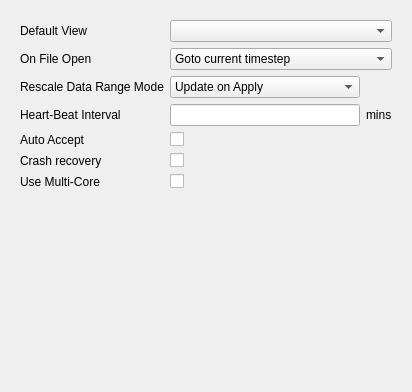
Above: Qt/Components/Resources/UI/pqApplicationOptions.ui from Kitware/ParaView before the change. Below: the same form after it.
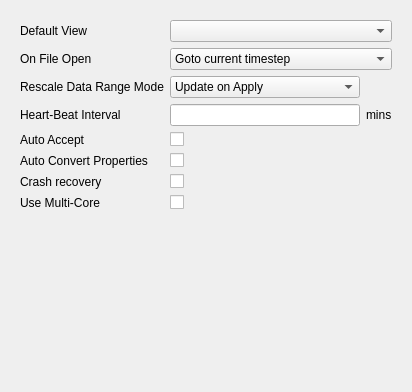
That is the form after the change. Custom widgets are drawn as their Qt base class.

What changed in the file:
```diff
--- a/Qt/Components/Resources/UI/pqApplicationOptions.ui
+++ b/Qt/Components/Resources/UI/pqApplicationOptions.ui
@@ -78,35 +78,35 @@
          </property>
         </widget>
        </item>
-       <item row="5" column="0">
+       <item row="6" column="0">
         <widget class="QLabel" name="label_5">
          <property name="text">
           <string>Crash recovery</string>
          </property>
         </widget>
        </item>
-       <item row="5" column="1">
+       <item row="6" column="1">
         <widget class="QCheckBox" name="CrashRecovery">
          <property name="text">
           <string/>
          </property>
         </widget>
        </item>
-       <item row="6" column="0">
+       <item row="8" column="0">
         <widget class="QLabel" name="label_6">
          <property name="text">
           <string>Use Multi-Core</string>
          </property>
         </widget>
        </item>
-       <item row="6" column="1">
+       <item row="8" column="1">
         <widget class="QCheckBox" name="AutoMPI">
          <property name="text">
           <string/>
          </property>
         </widget>
        </item>
-       <item row="7" column="0" colspan="3">
+       <item row="10" column="0" colspan="3">
         <spacer>
          <property name="orientation">
           <enum>Qt::Vertical</enum>
@@ -175,6 +175,29 @@
          </item>
         </widget>
        </item>
+       <item row="5" column="0">
+        <widget class="QLabel" name="label_9">
+         <property name="toolTip">
+          <string>Automatic conversion of cell to point and point to cell properties.</string>
+         </property>
+         <property name="text">
+          <string>Auto Convert Properties</string>
+         </property>
+         <property name="buddy">
+          <cstring>AutoConvertProperties</cstring>
+         </property>
+        </widget>
+       </item>
+       <item row="5" column="1">
+        <widget class="QCheckBox" name="AutoConvertProperties">
+         <property name="toolTip">
+          <string>Automatic conversion of cell to point and point to cell properties.</string>
+         </property>
+         <property name="text">
+          <string/>
+         </property>
+        </widget>
+       </item>
       </layout>
      </widget>
      <widget class="QWidget" name="Colors">
```
Left out of the diff: 4 changed lines with no effect on the pictures.
